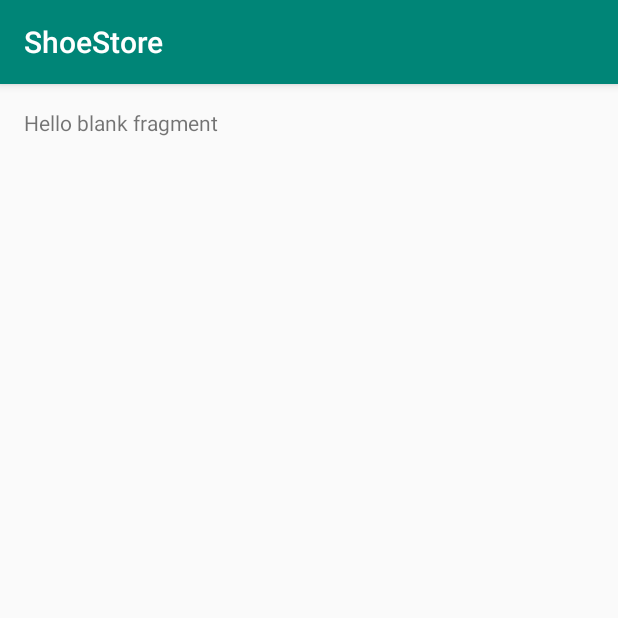
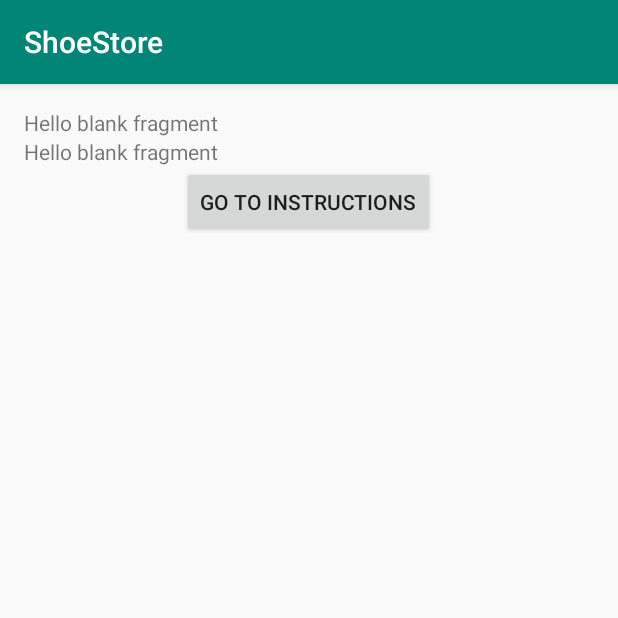
Before and after one commit to gmendozah/ShoeStore, an Android app: the WelcomeFragment screen opened through its navigation route, on a phone screen of 412 x 824 dp, the top half of it. Run offline under Robolectric (Android 15) with nearby library versions, the phone set to English and light mode, and no system bars; our stand-ins replace data binding.

Commit message:
feat: implement data binding on welcome and instruction screens
- add navigation implementation

```diff
--- a/app/src/main/java/com/udacity/shoestore/screens/welcome/WelcomeFragment.kt
+++ b/app/src/main/java/com/udacity/shoestore/screens/welcome/WelcomeFragment.kt
@@ -5,12 +5,19 @@ import androidx.fragment.app.Fragment
 import android.view.LayoutInflater
 import android.view.View
 import android.view.ViewGroup
+import androidx.databinding.DataBindingUtil
+import androidx.navigation.findNavController
 import com.udacity.shoestore.R
+import com.udacity.shoestore.databinding.FragmentWelcomeBinding
 
 class WelcomeFragment : Fragment() {
     override fun onCreateView(inflater: LayoutInflater, container: ViewGroup?,
                               savedInstanceState: Bundle?): View? {
-        // Inflate the layout for this fragment
-        return inflater.inflate(R.layout.fragment_welcome, container, false)
+        val binding: FragmentWelcomeBinding = DataBindingUtil.inflate(inflater, R.layout.fragment_welcome, container, false)
+        binding.welcomeNextBtn.setOnClickListener { navigateToInstructionsScreen(it) }
+        return binding.root
     }
+
+    private fun navigateToInstructionsScreen(view: View) = view.findNavController()
+            .navigate(WelcomeFragmentDirections.actionWelcomeFragmentToInstructionsFragment())
 }
--- a/app/src/main/res/layout/fragment_welcome.xml
+++ b/app/src/main/res/layout/fragment_welcome.xml
@@ -2,37 +2,30 @@
 <layout xmlns:android="http://schemas.android.com/apk/res/android"
     xmlns:app="http://schemas.android.com/apk/res-auto"
     xmlns:tools="http://schemas.android.com/tools">
+
     <LinearLayout
         android:layout_width="match_parent"
         android:layout_height="match_parent"
         android:layout_margin="@dimen/componentPadding"
         android:orientation="vertical"
         tools:context=".screens.welcome.WelcomeFragment">
+
         <TextView
             android:layout_width="match_parent"
-            android:layout_height="match_parent"
+            android:layout_height="wrap_content"
             android:text="@string/hello_blank_fragment" />
 
         <TextView
             android:layout_width="match_parent"
-            android:layout_height="match_parent"
+            android:layout_height="wrap_content"
             android:text="@string/hello_blank_fragment" />
 
         <Button
             android:id="@+id/welcomeNextBtn"
-            style="@style/primaryButton"
-            android:layout_width="0dp"
-            android:layout_height="0dp"
-            android:layout_marginStart="@dimen/componentPadding"
-            android:layout_marginTop="@dimen/componentPadding"
-            android:layout_marginEnd="@dimen/componentPadding"
-            android:layout_weight="1"
-            android:text="@string/newLogin"
-            app:layout_constraintBottom_toBottomOf="parent"
-            app:layout_constraintEnd_toEndOf="parent"
-            app:layout_constraintHorizontal_bias="0.5"
-            app:layout_constraintStart_toStartOf="parent"
-            app:layout_constraintTop_toBottomOf="@+id/logInExistingButton" />
+            android:layout_width="wrap_content"
+            android:layout_height="wrap_content"
+            android:layout_gravity="center"
+            android:text="@string/instructions" />
 
     </LinearLayout>
 </layout>
--- a/app/src/main/res/values/strings.xml
+++ b/app/src/main/res/values/strings.xml
@@ -8,4 +8,6 @@
     <string name="newLogin">Create A New Log In</string>
     <string name="enterEmailHint">Enter your email...</string>
     <string name="enterPasswordHint">Enter your password...</string>
+    <string name="instructions">Go To Instructions</string>
+    <string name="shoeListing">Shoe Listing</string>
 </resources>
```
Also changed, not shown: app/src/main/java/com/udacity/shoestore/screens/instructions/InstructionsFragment.kt (+11 -4 lines), app/src/main/res/layout/fragment_instructions.xml (+18 -4 lines).
